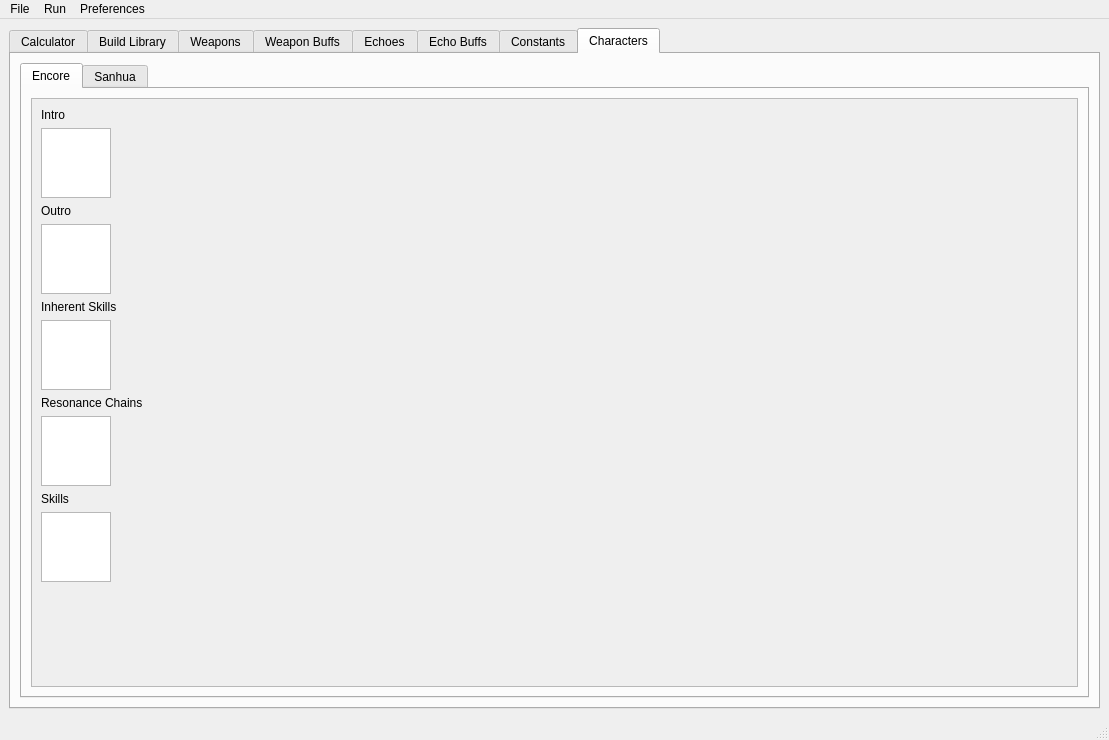
Before: the Qt Designer form ui/calc_gui.ui in HikariTenshi/PyWuWaDPSCalc, drawn with Qt 5.
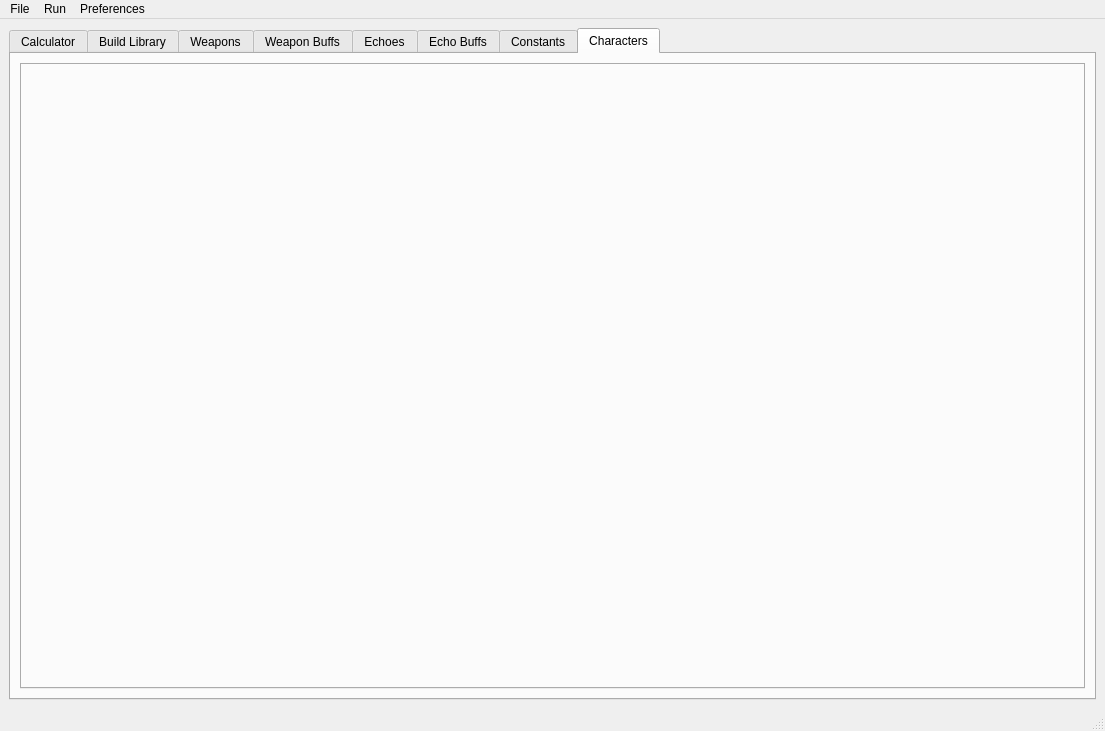
After: the same form once the commit is applied. The open tabs and pages were chosen to show the change. Custom widgets are drawn as their Qt base class.

Commit message: Use custom table widget

```diff
--- a/ui/calc_gui.ui
+++ b/ui/calc_gui.ui
@@ -6,8 +6,8 @@
    <rect>
     <x>0</x>
     <y>0</y>
-    <width>1109</width>
-    <height>740</height>
+    <width>1105</width>
+    <height>731</height>
    </rect>
   </property>
   <property name="sizePolicy">
@@ -914,376 +914,6 @@
           <property name="currentIndex">
            <number>0</number>
           </property>
-          <widget class="QWidget" name="encore_tab">
-           <attribute name="title">
-            <string>Encore</string>
-           </attribute>
-           <layout class="QVBoxLayout" name="verticalLayout_28">
-            <item>
-             <widget class="QScrollArea" name="encore_scroll_area">
-              <property name="sizeAdjustPolicy">
-               <enum>QAbstractScrollArea::AdjustToContents</enum>
-              </property>
-              <property name="widgetResizable">
-               <bool>true</bool>
-              </property>
-              <widget class="QWidget" name="encore_scroll_area_widget_contents">
-               <property name="geometry">
-                <rect>
-                 <x>0</x>
-                 <y>0</y>
-                 <width>108</width>
-                 <height>502</height>
-                </rect>
-               </property>
-               <property name="sizePolicy">
-                <sizepolicy hsizetype="Maximum" vsizetype="Maximum">
-                 <horstretch>0</horstretch>
-                 <verstretch>0</verstretch>
-                </sizepolicy>
-               </property>
-               <layout class="QGridLayout" name="gridLayout_8">
-                <item row="0" column="0">
-                 <layout class="QVBoxLayout" name="encore_intro_vertical_layout">
-                  <item>
-                   <widget class="QLabel" name="encore_intro_label">
-                    <property name="sizePolicy">
-                     <sizepolicy hsizetype="Maximum" vsizetype="Maximum">
-                      <horstretch>0</horstretch>
-                      <verstretch>0</verstretch>
-                     </sizepolicy>
-                    </property>
-                    <property name="text">
-                     <string>Intro</string>
-                    </property>
-                   </widget>
-                  </item>
-                  <item>
-                   <widget class="QTableWidget" name="encore_intro_table_widget">
-                    <property name="sizePolicy">
-                     <sizepolicy hsizetype="Maximum" vsizetype="Maximum">
-                      <horstretch>0</horstretch>
-                      <verstretch>0</verstretch>
-                     </sizepolicy>
-                    </property>
-                    <property name="sizeAdjustPolicy">
-                     <enum>QAbstractScrollArea::AdjustToContents</enum>
-                    </property>
-                   </widget>
-                  </item>
-                 </layout>
-                </item>
-                <item row="2" column="0">
-                 <layout class="QVBoxLayout" name="encore_inherent_skills_vertical_layout">
-                  <item>
-                   <widget class="QLabel" name="encore_inherent_skills_label">
-                    <property name="sizePolicy">
-                     <sizepolicy hsizetype="Maximum" vsizetype="Maximum">
-                      <horstretch>0</horstretch>
-                      <verstretch>0</verstretch>
-                     </sizepolicy>
-                    </property>
-                    <property name="text">
-                     <string>Inherent Skills</string>
-                    </property>
-                   </widget>
-                  </item>
-                  <item>
-                   <widget class="QTableWidget" name="encore_inherent_skills_table_widget">
-                    <property name="sizePolicy">
-                     <sizepolicy hsizetype="Maximum" vsizetype="Maximum">
-                      <horstretch>0</horstretch>
-                      <verstretch>0</verstretch>
-                     </sizepolicy>
-                    </property>
-                    <property name="sizeAdjustPolicy">
-                     <enum>QAbstractScrollArea::AdjustToContents</enum>
-                    </property>
-                   </widget>
-                  </item>
-                 </layout>
-                </item>
-                <item row="1" column="0">
-                 <layout class="QVBoxLayout" name="encore_outro_vertical_layout">
-                  <item>
-                   <widget class="QLabel" name="encore_outro_label">
-                    <property name="sizePolicy">
-                     <sizepolicy hsizetype="Maximum" vsizetype="Maximum">
-                      <horstretch>0</horstretch>
-                      <verstretch>0</verstretch>
-                     </sizepolicy>
-                    </property>
-                    <property name="text">
-                     <string>Outro</string>
-                    </property>
-                   </widget>
-                  </item>
-                  <item>
-                   <widget class="QTableWidget" name="encore_outro_table_widget">
-                    <property name="sizePolicy">
-                     <sizepolicy hsizetype="Maximum" vsizetype="Maximum">
-                      <horstretch>0</horstretch>
-                      <verstretch>0</verstretch>
-                     </sizepolicy>
-                    </property>
-                    <property name="sizeAdjustPolicy">
-                     <enum>QAbstractScrollArea::AdjustToContents</enum>
-                    </property>
-                   </widget>
-                  </item>
-                 </layout>
-                </item>
-                <item row="3" column="0">
-                 <layout class="QVBoxLayout" name="encore_resonance_chains_vertical_layout">
-                  <item>
-                   <widget class="QLabel" name="encore_resonance_chains_label">
-                    <property name="sizePolicy">
-                     <sizepolicy hsizetype="Maximum" vsizetype="Maximum">
-                      <horstretch>0</horstretch>
-                      <verstretch>0</verstretch>
-                     </sizepolicy>
-                    </property>
-                    <property name="text">
-                     <string>Resonance Chains</string>
-                    </property>
-                   </widget>
-                  </item>
-                  <item>
-                   <widget class="QTableWidget" name="encore_resonance_chains_table_widget">
-                    <property name="sizePolicy">
-                     <sizepolicy hsizetype="Maximum" vsizetype="Maximum">
-                      <horstretch>0</horstretch>
-                      <verstretch>0</verstretch>
-                     </sizepolicy>
-                    </property>
-                    <property name="sizeAdjustPolicy">
-                     <enum>QAbstractScrollArea::AdjustToContents</enum>
-                    </property>
-                   </widget>
-                  </item>
-                 </layout>
-                </item>
-                <item row="4" column="0">
-                 <layout class="QVBoxLayout" name="encore_skills_vertical_layout">
-                  <item>
-                   <widget class="QLabel" name="encore_skills_label">
-                    <property name="sizePolicy">
-                     <sizepolicy hsizetype="Maximum" vsizetype="Maximum">
-                      <horstretch>0</horstretch>
-                      <verstretch>0</verstretch>
-                     </sizepolicy>
-                    </property>
-                    <property name="text">
-                     <string>Skills</string>
-                    </property>
-                   </widget>
-                  </item>
-                  <item>
-                   <widget class="QTableWidget" name="encore_skills_table_widget">
-                    <property name="sizePolicy">
-                     <sizepolicy hsizetype="Maximum" vsizetype="Maximum">
-                      <horstretch>0</horstretch>
-                      <verstretch>0</verstretch>
-                     </sizepolicy>
-                    </property>
-                    <property name="sizeAdjustPolicy">
-                     <enum>QAbstractScrollArea::AdjustToContents</enum>
-                    </property>
-                   </widget>
-                  </item>
-                 </layout>
-                </item>
-               </layout>
-              </widget>
-             </widget>
-            </item>
-           </layout>
-          </widget>
-          <widget class="QWidget" name="sanhua_tab">
-           <attribute name="title">
-            <string>Sanhua</string>
-           </attribute>
-           <layout class="QVBoxLayout" name="verticalLayout_29">
-            <item>
-             <widget class="QScrollArea" name="sanhua_scroll_area">
-              <property name="sizeAdjustPolicy">
-               <enum>QAbstractScrollArea::AdjustToContents</enum>
-              </property>
-              <property name="widgetResizable">
-               <bool>true</bool>
-              </property>
-              <widget class="QWidget" name="sanhua_scroll_area_widget_contents">
-               <property name="geometry">
-                <rect>
-                 <x>0</x>
-                 <y>0</y>
-                 <width>108</width>
-                 <height>502</height>
-                </rect>
-               </property>
-               <property name="sizePolicy">
-                <sizepolicy hsizetype="Maximum" vsizetype="Maximum">
-                 <horstretch>0</horstretch>
-                 <verstretch>0</verstretch>
-                </sizepolicy>
-               </property>
-               <layout class="QGridLayout" name="gridLayout_9">
-                <item row="2" column="0">
-                 <layout class="QVBoxLayout" name="sanhua_inherent_skills_vertical_layout">
-                  <item>
-                   <widget class="QLabel" name="sanhua_inherent_skills_label">
-                    <property name="sizePolicy">
-                     <sizepolicy hsizetype="Maximum" vsizetype="Maximum">
-                      <horstretch>0</horstretch>
-                      <verstretch>0</verstretch>
-                     </sizepolicy>
-                    </property>
-                    <property name="text">
-                     <string>Inherent Skills</string>
-                    </property>
-                   </widget>
-                  </item>
-                  <item>
-                   <widget class="QTableWidget" name="sanhua_inherent_skills_table_widget">
-                    <property name="sizePolicy">
-                     <sizepolicy hsizetype="Maximum" vsizetype="Maximum">
-                      <horstretch>0</horstretch>
-                      <verstretch>0</verstretch>
-                     </sizepolicy>
-                    </property>
-                    <property name="sizeAdjustPolicy">
-                     <enum>QAbstractScrollArea::AdjustToContents</enum>
-                    </property>
-                   </widget>
-                  </item>
-                 </layout>
-                </item>
-                <item row="0" column="0">
-                 <layout class="QVBoxLayout" name="sanhua_intro_vertical_layout">
-                  <item>
-                   <widget class="QLabel" name="sanhua_intro_label">
-                    <property name="sizePolicy">
-                     <sizepolicy hsizetype="Maximum" vsizetype="Maximum">
-                      <horstretch>0</horstretch>
-                      <verstretch>0</verstretch>
-                     </sizepolicy>
-                    </property>
-                    <property name="text">
-                     <string>Intro</string>
-                    </property>
-                   </widget>
-                  </item>
-                  <item>
-                   <widget class="QTableWidget" name="sanhua_intro_table_widget">
-                    <property name="sizePolicy">
-                     <sizepolicy hsizetype="Maximum" vsizetype="Maximum">
-                      <horstretch>0</horstretch>
-                      <verstretch>0</verstretch>
-                     </sizepolicy>
-                    </property>
-                    <property name="sizeAdjustPolicy">
-                     <enum>QAbstractScrollArea::AdjustToContents</enum>
-                    </property>
-                   </widget>
-                  </item>
-                 </layout>
-                </item>
-                <item row="1" column="0">
-                 <layout class="QVBoxLayout" name="sanhua_outro_vertical_layout">
-                  <item>
-                   <widget class="QLabel" name="sanhua_outro_label">
-                    <property name="sizePolicy">
-                     <sizepolicy hsizetype="Maximum" vsizetype="Maximum">
-                      <horstretch>0</horstretch>
-                      <verstretch>0</verstretch>
-                     </sizepolicy>
-                    </property>
-                    <property name="text">
-                     <string>Outro</string>
-                    </property>
-                   </widget>
-                  </item>
-                  <item>
-                   <widget class="QTableWidget" name="sanhua_outro_table_widget">
-                    <property name="sizePolicy">
-                     <sizepolicy hsizetype="Maximum" vsizetype="Maximum">
-                      <horstretch>0</horstretch>
-                      <verstretch>0</verstretch>
-                     </sizepolicy>
-                    </property>
-                    <property name="sizeAdjustPolicy">
-                     <enum>QAbstractScrollArea::AdjustToContents</enum>
-                    </property>
-                   </widget>
-                  </item>
-                 </layout>
-                </item>
-                <item row="3" column="0">
-                 <layout class="QVBoxLayout" name="sanhua_resonance_chains_vertical_layout">
-                  <item>
-                   <widget class="QLabel" name="sanhua_resonance_chains_label">
-                    <property name="sizePolicy">
-                     <sizepolicy hsizetype="Maximum" vsizetype="Maximum">
-                      <horstretch>0</horstretch>
-                      <verstretch>0</verstretch>
-                     </sizepolicy>
-                    </property>
-                    <property name="text">
-                     <string>Resonance Chains</string>
-                    </property>
-                   </widget>
-                  </item>
-                  <item>
-                   <widget class="QTableWidget" name="sanhua_resonance_chains_table_widget">
-                    <property name="sizePolicy">
-                     <sizepolicy hsizetype="Maximum" vsizetype="Maximum">
-                      <horstretch>0</horstretch>
-                      <verstretch>0</verstretch>
-                     </sizepolicy>
-                    </property>
-                    <property name="sizeAdjustPolicy">
-                     <enum>QAbstractScrollArea::AdjustToContents</enum>
-                    </property>
-                   </widget>
-                  </item>
-                 </layout>
-                </item>
-                <item row="4" column="0">
-                 <layout class="QVBoxLayout" name="sanhua_skills_vertical_layout">
-                  <item>
-                   <widget class="QLabel" name="sanhua_skills_label">
-                    <property name="sizePolicy">
-                     <sizepolicy hsizetype="Maximum" vsizetype="Maximum">
-                      <horstretch>0</horstretch>
-                      <verstretch>0</verstretch>
-                     </sizepolicy>
-                    </property>
-                    <property name="text">
-                     <string>Skills</string>
-                    </property>
-                   </widget>
-                  </item>
-                  <item>
-                   <widget class="QTableWidget" name="sanhua_skills_table_widget">
-                    <property name="sizePolicy">
-                     <sizepolicy hsizetype="Maximum" vsizetype="Maximum">
-                      <horstretch>0</horstretch>
-                      <verstretch>0</verstretch>
-                     </sizepolicy>
-                    </property>
-                    <property name="sizeAdjustPolicy">
-                     <enum>QAbstractScrollArea::AdjustToContents</enum>
-                    </property>
-                   </widget>
-                  </item>
-                 </layout>
-                </item>
-               </layout>
-              </widget>
-             </widget>
-            </item>
-           </layout>
-          </widget>
          </widget>
         </item>
        </layout>
@@ -1297,7 +927,7 @@
     <rect>
      <x>0</x>
      <y>0</y>
-     <width>1109</width>
+     <width>1105</width>
      <height>21</height>
     </rect>
    </property>
@@ -1370,6 +1000,13 @@
    </property>
   </action>
  </widget>
+ <customwidgets>
+  <customwidget>
+   <class>CustomTableWidget</class>
+   <extends>QTableWidget</extends>
+   <header>custom_table_widget</header>
+  </customwidget>
+ </customwidgets>
  <resources/>
  <connections/>
 </ui>
```
Left out of the diff: 80 changed lines with no effect on the pictures. The commit also changes 2 other files.
